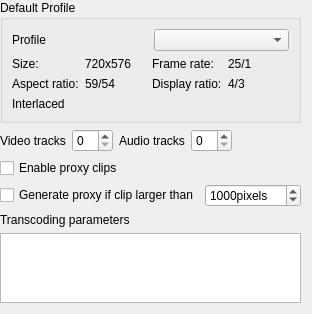
Old version of the form src/widgets/configproject_ui.ui in the repository KDE/kdenlive.
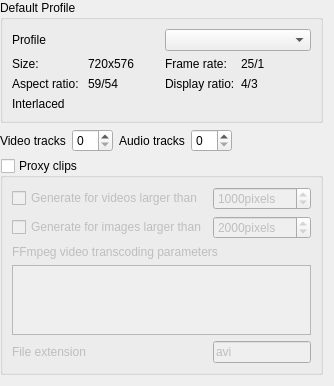
New version of the form. Custom widgets are drawn as their Qt base class.

Commit message: Image clips can be proxied too now

What changed in the file:
```diff
--- a/src/widgets/configproject_ui.ui
+++ b/src/widgets/configproject_ui.ui
@@ -6,8 +6,8 @@
    <rect>
     <x>0</x>
     <y>0</y>
-    <width>312</width>
-    <height>294</height>
+    <width>333</width>
+    <height>353</height>
    </rect>
   </property>
   <property name="windowTitle">
@@ -140,28 +140,21 @@
     </spacer>
    </item>
    <item row="2" column="0" colspan="5">
-    <widget class="QCheckBox" name="kcfg_enableproxy">
-     <property name="text">
-      <string>Enable proxy clips</string>
+    <widget class="QGroupBox" name="kcfg_enableproxy">
+     <property name="title">
+      <string>Proxy clips</string>
      </property>
-    </widget>
-   </item>
-   <item row="3" column="0" colspan="5">
-    <widget class="QFrame" name="proxy_frame">
-     <property name="frameShape">
-      <enum>QFrame::NoFrame</enum>
+     <property name="checkable">
+      <bool>true</bool>
      </property>
-     <property name="frameShadow">
-      <enum>QFrame::Raised</enum>
+     <property name="checked">
+      <bool>false</bool>
      </property>
      <layout class="QGridLayout" name="gridLayout">
-      <property name="margin">
-       <number>0</number>
-      </property>
       <item row="0" column="0">
        <widget class="QCheckBox" name="kcfg_generateproxy">
         <property name="text">
-         <string>Generate proxy if clip larger than</string>
+         <string>Generate for videos larger than</string>
         </property>
        </widget>
       </item>
@@ -179,19 +172,63 @@
        </widget>
       </item>
       <item row="1" column="0">
+       <widget class="QCheckBox" name="kcfg_generateimageproxy">
+        <property name="text">
+         <string>Generate for images larger than</string>
+        </property>
+       </widget>
+      </item>
+      <item row="1" column="1">
+       <widget class="KIntSpinBox" name="kcfg_proxyimageminsize">
+        <property name="suffix">
+         <string>pixels</string>
+        </property>
+        <property name="minimum">
+         <number>500</number>
+        </property>
+        <property name="maximum">
+         <number>100000</number>
+        </property>
+        <property name="value">
+         <number>2000</number>
+        </property>
+       </widget>
+      </item>
+      <item row="2" column="0" colspan="2">
        <widget class="QLabel" name="label">
         <property name="text">
-         <string>Transcoding parameters</string>
+         <string>FFmpeg video transcoding parameters</string>
         </property>
        </widget>
       </item>
-      <item row="2" column="0" colspan="2">
-       <widget class="QPlainTextEdit" name="kcfg_proxyparams"/>
+      <item row="3" column="0" colspan="2">
+       <widget class="QPlainTextEdit" name="kcfg_proxyparams">
+        <property name="sizePolicy">
+         <sizepolicy hsizetype="Expanding" vsizetype="Maximum">
+          <horstretch>0</horstretch>
+          <verstretch>0</verstretch>
+         </sizepolicy>
+        </property>
+       </widget>
+      </item>
+      <item row="4" column="0">
+       <widget class="QLabel" name="label_2">
+        <property name="text">
+         <string>File extension</string>
+        </property>
+       </widget>
+      </item>
+      <item row="4" column="1">
+       <widget class="KLineEdit" name="kcfg_proxyextension">
+        <property name="text">
+         <string>avi</string>
+        </property>
+       </widget>
       </item>
      </layout>
     </widget>
    </item>
-   <item row="4" column="0">
+   <item row="3" column="0">
     <spacer name="verticalSpacer">
      <property name="orientation">
       <enum>Qt::Vertical</enum>
@@ -199,7 +236,7 @@
      <property name="sizeHint" stdset="0">
       <size>
        <width>20</width>
-       <height>21</height>
+       <height>40</height>
       </size>
      </property>
     </spacer>
@@ -212,6 +249,11 @@
    <extends>QSpinBox</extends>
    <header>knuminput.h</header>
   </customwidget>
+  <customwidget>
+   <class>KLineEdit</class>
+   <extends>QLineEdit</extends>
+   <header>klineedit.h</header>
+  </customwidget>
   <customwidget>
    <class>KComboBox</class>
    <extends>QComboBox</extends>
```
The commit also changes 13 other files.
